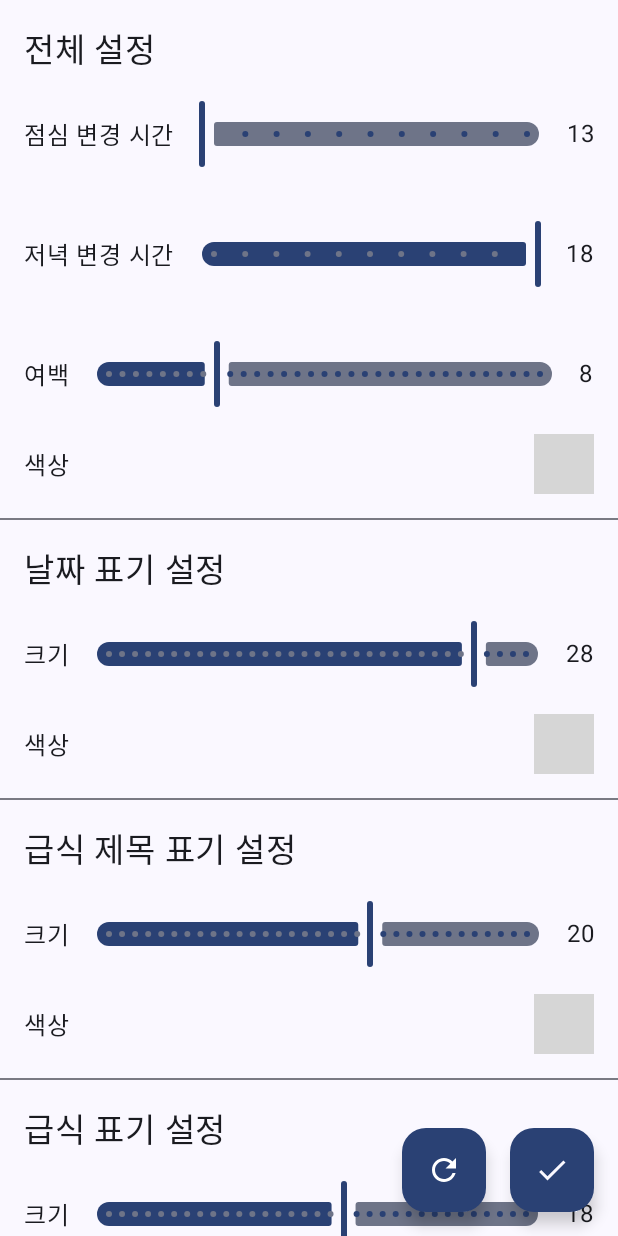
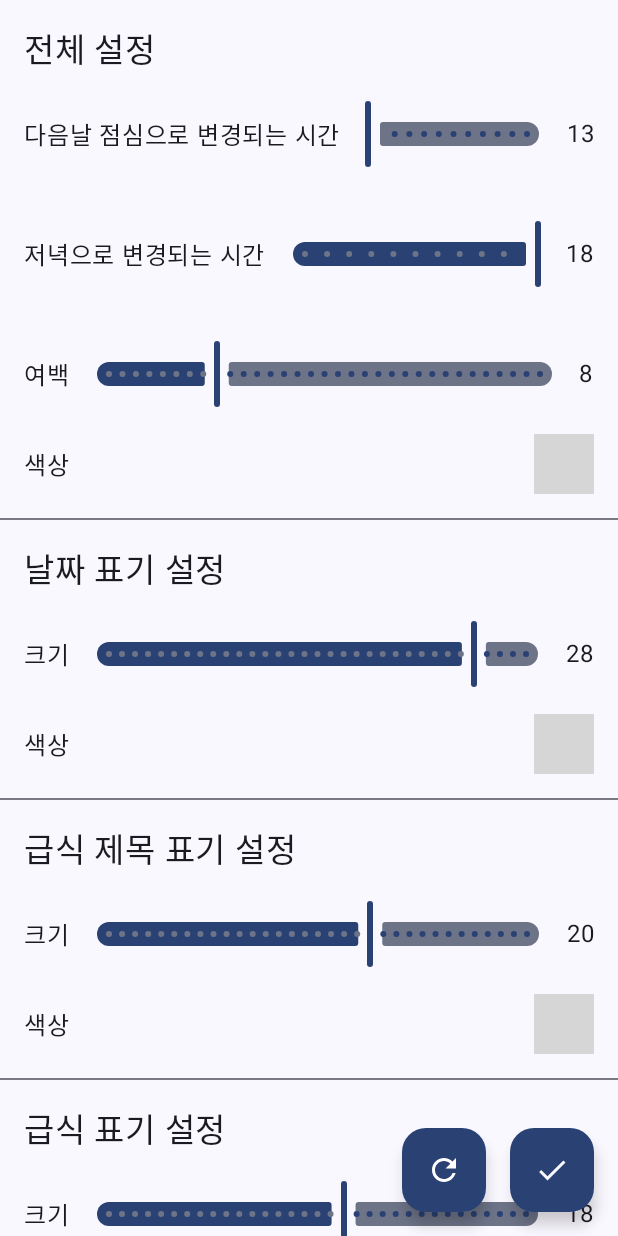
Before and after one commit to MBP16/SHSDishWidget, an Android app built with Jetpack Compose: the MealWidgetConfigureActivity screen opened directly, with no data from a screen before it, on a phone screen of 412 x 824 dp. Run offline under Robolectric (Android 15) with nearby library versions, the phone set to English and light mode, and no system bars; libraries missing offline, so code that uses them is left out: androidx.glance, androidx.glance.appwidget, com.github.skydoves.colorpicker; 4 statements that could not run were skipped; grey boxes are pictures that could not be loaded.

Commit message:
update text message

```diff
--- a/app/src/main/java/com/mbp16/shsdishwiget/activity/widgetconfigure/MealWidgetConfigureActivity.kt
+++ b/app/src/main/java/com/mbp16/shsdishwiget/activity/widgetconfigure/MealWidgetConfigureActivity.kt
@@ -150,7 +150,7 @@ fun MealWidgetConfigureScreen(activity: Activity) {
                 horizontalArrangement = Arrangement.SpaceBetween
             ) {
                 Text(
-                    text = "점심 변경 시간",
+                    text = "다음날 점심으로 변경되는 시간",
                     fontSize = MaterialTheme.typography.titleMedium.fontSize
                 )
                 Slider(
@@ -178,7 +178,7 @@ fun MealWidgetConfigureScreen(activity: Activity) {
                 horizontalArrangement = Arrangement.SpaceBetween
             ) {
                 Text(
-                    text = "저녁 변경 시간",
+                    text = "저녁으로 변경되는 시간",
                     fontSize = MaterialTheme.typography.titleMedium.fontSize
                 )
                 Slider(
```
